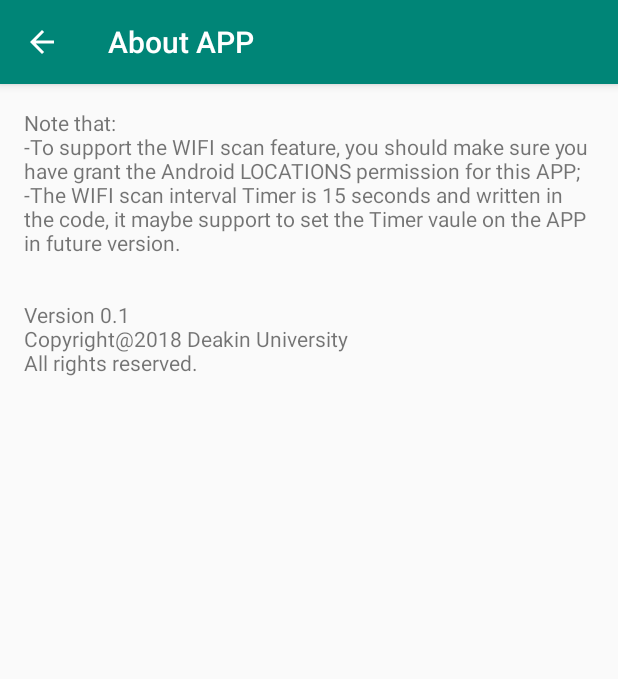
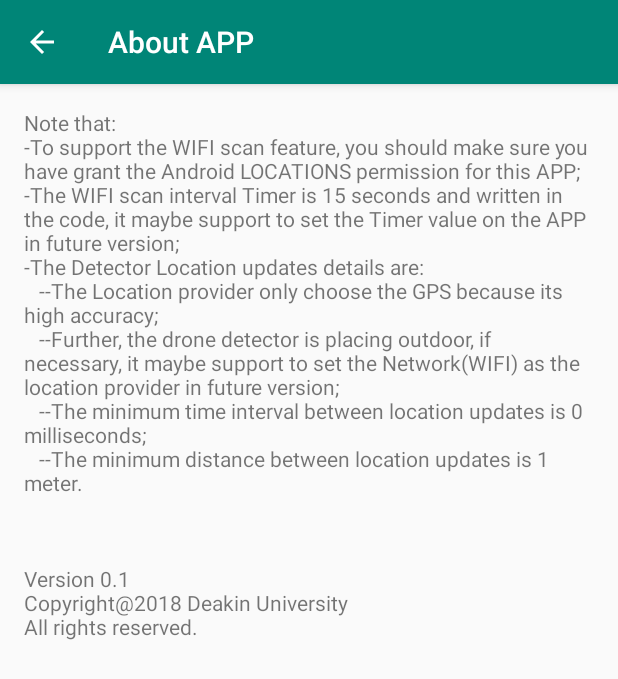
Before and after one commit to dog-dev-mel/Research-Associate-Deakin, an Android app: the AboutAppPage screen opened directly, with no data from a screen before it, on a phone screen of 412 x 824 dp. Shown: the top 679 px of the screen. Run offline under Robolectric (Android 15) with nearby library versions, the phone set to English and light mode, and no system bars.

```diff
--- a/app/src/main/AndroidManifest.xml
+++ b/app/src/main/AndroidManifest.xml
@@ -38,8 +38,10 @@
             android:theme="@style/AppTheme.NoActionBar">
             <intent-filter>
                 <action android:name="android.intent.action.MAIN" />
+                <category android:name="android.intent.category.LAUNCHER" />
 
-                <category android:name="android.intent.category.LAUNCHER" />
+                <action android:name="android.intent.action.ACTION_BATTERY_LOW"/>
+                <action android:name="android.intent.action.ACTION_BATTERY_OKAY"/>
             </intent-filter>
         </activity>
 
--- a/app/src/main/java/com/example/ddetector/dronedetector/AboutAppPage.java
+++ b/app/src/main/java/com/example/ddetector/dronedetector/AboutAppPage.java
@@ -14,7 +14,12 @@ public class AboutAppPage extends AppCompatActivity {
         TextView aboutaootextView = (TextView) findViewById(R.id.ID_AboutAppPage_TXT_Introduction);
         aboutaootextView.setText("Note that:"+"\n"
                                   +"-To support the WIFI scan feature, you should make sure you have grant the Android LOCATIONS permission for this APP;"+"\n"
-                                  +"-The WIFI scan interval Timer is 15 seconds and written in the code, it maybe support to set the Timer vaule on the APP in future version."
+                                  +"-The WIFI scan interval Timer is 15 seconds and written in the code, it maybe support to set the Timer value on the APP in future version;"+"\n"
+                                  +"-The Detector Location updates details are:"+"\n"
+                                  +"   --The Location provider only choose the GPS because its high accuracy;"+"\n"
+                                  +"   --Further, the drone detector is placing outdoor, if necessary, it maybe support to set the Network(WIFI) as the location provider in future version;"+"\n"
+                                  +"   --The minimum time interval between location updates is 0 milliseconds;"+"\n"
+                                  +"   --The minimum distance between location updates is 1 meter."+"\n"
                                   +"\n\n\n"
                                   +"Version 0.1"+"\n"
                                   +"Copyright@2018 Deakin University"+"\n"
```
Also changed, not shown: app/src/main/java/com/example/ddetector/dronedetector/DetectorInfoPage.java (+51 -40 lines).
